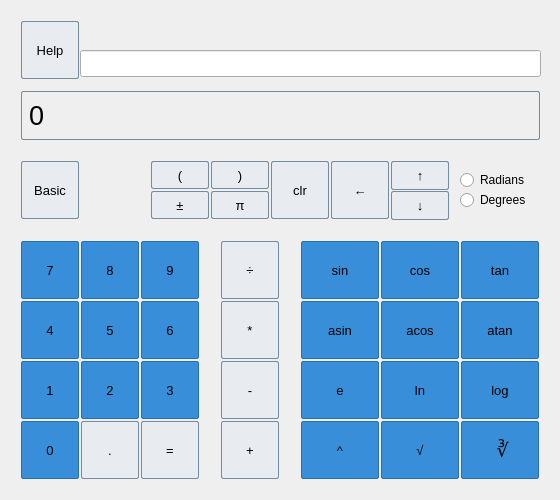
This is src/scientificwindow.ui in cs3100-team10/calc01 as Qt 5 draws it before an edit. The edited form follows.
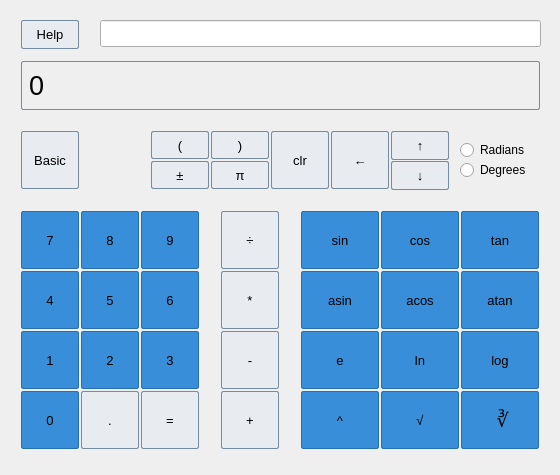
This is the edited form.

Commit message: changed size of UI for better visual format

```diff
--- a/src/scientificwindow.ui
+++ b/src/scientificwindow.ui
@@ -7,7 +7,7 @@
     <x>0</x>
     <y>0</y>
     <width>560</width>
-    <height>500</height>
+    <height>475</height>
    </rect>
   </property>
   <property name="sizePolicy">
@@ -19,13 +19,13 @@
   <property name="minimumSize">
    <size>
     <width>560</width>
-    <height>500</height>
+    <height>475</height>
    </size>
   </property>
   <property name="maximumSize">
    <size>
     <width>560</width>
-    <height>500</height>
+    <height>475</height>
    </size>
   </property>
   <property name="windowTitle">
@@ -35,7 +35,7 @@
    <property name="geometry">
     <rect>
      <x>20</x>
-     <y>300</y>
+     <y>270</y>
      <width>60</width>
      <height>60</height>
     </rect>
@@ -77,7 +77,7 @@
    <property name="geometry">
     <rect>
      <x>80</x>
-     <y>300</y>
+     <y>270</y>
      <width>60</width>
      <height>60</height>
     </rect>
@@ -119,7 +119,7 @@
    <property name="geometry">
     <rect>
      <x>80</x>
-     <y>420</y>
+     <y>390</y>
      <width>60</width>
      <height>60</height>
     </rect>
@@ -161,7 +161,7 @@
    <property name="geometry">
     <rect>
      <x>140</x>
-     <y>300</y>
+     <y>270</y>
      <width>60</width>
      <height>60</height>
     </rect>
@@ -203,7 +203,7 @@
    <property name="geometry">
     <rect>
      <x>390</x>
-     <y>160</y>
+     <y>130</y>
      <width>60</width>
      <height>31</height>
     </rect>
@@ -245,7 +245,7 @@
    <property name="geometry">
     <rect>
      <x>20</x>
-     <y>240</y>
+     <y>210</y>
      <width>60</width>
      <height>60</height>
     </rect>
@@ -287,7 +287,7 @@
    <property name="geometry">
     <rect>
      <x>220</x>
-     <y>420</y>
+     <y>390</y>
      <width>60</width>
      <height>60</height>
     </rect>
@@ -329,7 +329,7 @@
    <property name="geometry">
     <rect>
      <x>20</x>
-     <y>360</y>
+     <y>330</y>
      <width>60</width>
      <height>60</height>
     </rect>
@@ -371,7 +371,7 @@
    <property name="geometry">
     <rect>
      <x>270</x>
-     <y>160</y>
+     <y>130</y>
      <width>60</width>
      <height>60</height>
     </rect>
@@ -413,7 +413,7 @@
    <property name="geometry">
     <rect>
      <x>20</x>
-     <y>420</y>
+     <y>390</y>
      <width>60</width>
      <height>60</height>
     </rect>
@@ -455,7 +455,7 @@
    <property name="geometry">
     <rect>
      <x>80</x>
-     <y>240</y>
+     <y>210</y>
      <width>60</width>
      <height>60</height>
     </rect>
@@ -497,7 +497,7 @@
    <property name="geometry">
     <rect>
      <x>330</x>
-     <y>160</y>
+     <y>130</y>
      <width>60</width>
      <height>60</height>
     </rect>
@@ -539,7 +539,7 @@
    <property name="geometry">
     <rect>
      <x>20</x>
-     <y>160</y>
+     <y>130</y>
      <width>60</width>
      <height>60</height>
     </rect>
@@ -581,7 +581,7 @@
    <property name="geometry">
     <rect>
      <x>140</x>
-     <y>240</y>
+     <y>210</y>
      <width>60</width>
      <height>60</height>
     </rect>
@@ -623,7 +623,7 @@
    <property name="geometry">
     <rect>
      <x>140</x>
-     <y>360</y>
+     <y>330</y>
      <width>60</width>
      <height>60</height>
     </rect>
@@ -665,7 +665,7 @@
    <property name="geometry">
     <rect>
      <x>220</x>
-     <y>300</y>
+     <y>270</y>
      <width>60</width>
      <height>60</height>
     </rect>
@@ -707,7 +707,7 @@
    <property name="geometry">
     <rect>
      <x>140</x>
-     <y>420</y>
+     <y>390</y>
      <width>60</width>
      <height>60</height>
     </rect>
@@ -749,7 +749,7 @@
    <property name="geometry">
     <rect>
      <x>220</x>
-     <y>240</y>
+     <y>210</y>
      <width>60</width>
      <height>60</height>
     </rect>
@@ -791,7 +791,7 @@
    <property name="geometry">
     <rect>
      <x>80</x>
-     <y>360</y>
+     <y>330</y>
      <width>60</width>
      <height>60</height>
     </rect>
@@ -833,7 +833,7 @@
    <property name="geometry">
     <rect>
      <x>220</x>
-     <y>360</y>
+     <y>330</y>
      <width>60</width>
      <height>60</height>
     </rect>
@@ -875,7 +875,7 @@
    <property name="geometry">
     <rect>
      <x>390</x>
-     <y>190</y>
+     <y>160</y>
      <width>60</width>
      <height>31</height>
     </rect>
@@ -917,7 +917,7 @@
    <property name="geometry">
     <rect>
      <x>20</x>
-     <y>90</y>
+     <y>60</y>
      <width>521</width>
      <height>51</height>
     </rect>
@@ -950,7 +950,7 @@
    <property name="geometry">
     <rect>
      <x>300</x>
-     <y>300</y>
+     <y>270</y>
      <width>80</width>
      <height>60</height>
     </rect>
@@ -992,7 +992,7 @@
    <property name="geometry">
     <rect>
      <x>300</x>
-     <y>240</y>
+     <y>210</y>
      <width>80</width>
      <height>60</height>
     </rect>
@@ -1034,7 +1034,7 @@
    <property name="geometry">
     <rect>
      <x>460</x>
-     <y>360</y>
+     <y>330</y>
      <width>80</width>
      <height>60</height>
     </rect>
@@ -1076,7 +1076,7 @@
    <property name="geometry">
     <rect>
      <x>460</x>
-     <y>240</y>
+     <y>210</y>
      <width>80</width>
      <height>60</height>
     </rect>
@@ -1118,7 +1118,7 @@
    <property name="geometry">
     <rect>
      <x>380</x>
-     <y>360</y>
+     <y>330</y>
      <width>80</width>
      <height>60</height>
     </rect>
@@ -1160,7 +1160,7 @@
    <property name="geometry">
     <rect>
      <x>300</x>
-     <y>360</y>
+     <y>330</y>
      <width>80</width>
      <height>60</height>
     </rect>
@@ -1202,7 +1202,7 @@
    <property name="geometry">
     <rect>
      <x>380</x>
-     <y>300</y>
+     <y>270</y>
      <width>80</width>
      <height>60</height>
     </rect>
@@ -1244,7 +1244,7 @@
    <property name="geometry">
     <rect>
      <x>300</x>
-     <y>420</y>
+     <y>390</y>
      <width>80</width>
      <height>60</height>
     </rect>
@@ -1286,7 +1286,7 @@
    <property name="geometry">
     <rect>
      <x>460</x>
-     <y>300</y>
+     <y>270</y>
      <width>80</width>
      <height>60</height>
     </rect>
@@ -1328,7 +1328,7 @@
    <property name="geometry">
     <rect>
      <x>380</x>
-     <y>240</y>
+     <y>210</y>
      <width>80</width>
      <height>60</height>
     </rect>
@@ -1370,7 +1370,7 @@
    <property name="geometry">
     <rect>
      <x>460</x>
-     <y>420</y>
+     <y>390</y>
      <width>80</width>
      <height>60</height>
     </rect>
@@ -1412,7 +1412,7 @@
    <property name="geometry">
     <rect>
      <x>380</x>
-     <y>420</y>
+     <y>390</y>
      <width>80</width>
      <height>60</height>
     </rect>
@@ -1454,7 +1454,7 @@
    <property name="geometry">
     <rect>
      <x>150</x>
-     <y>160</y>
+     <y>130</y>
      <width>60</width>
      <height>30</height>
     </rect>
@@ -1496,7 +1496,7 @@
    <property name="geometry">
     <rect>
      <x>210</x>
-     <y>160</y>
+     <y>130</y>
      <width>60</width>
      <height>30</height>
     </rect>
@@ -1538,7 +1538,7 @@
    <property name="geometry">
     <rect>
      <x>210</x>
-     <y>190</y>
+     <y>160</y>
      <width>60</width>
      <height>30</height>
     </rect>
@@ -1580,7 +1580,7 @@
    <property name="geometry">
     <rect>
      <x>150</x>
-     <y>190</y>
+     <y>160</y>
      <width>60</width>
      <height>30</height>
     </rect>
@@ -1622,7 +1622,7 @@
    <property name="geometry">
     <rect>
      <x>460</x>
-     <y>170</y>
+     <y>140</y>
      <width>95</width>
      <height>20</height>
     </rect>
@@ -1635,7 +1635,7 @@
    <property name="geometry">
     <rect>
      <x>460</x>
-     <y>190</y>
+     <y>160</y>
      <width>95</width>
      <height>20</height>
     </rect>
@@ -1648,9 +1648,9 @@
    <property name="geometry">
     <rect>
      <x>20</x>
-     <y>20</y>
+     <y>19</y>
      <width>60</width>
-     <height>60</height>
+     <height>31</height>
     </rect>
    </property>
    <property name="sizePolicy">
@@ -1695,9 +1695,9 @@
   <widget class="QLineEdit" name="lineEdit">
    <property name="geometry">
     <rect>
-     <x>80</x>
-     <y>50</y>
-     <width>461</width>
+     <x>100</x>
+     <y>20</y>
+     <width>441</width>
      <height>27</height>
     </rect>
    </property>
```
The commit also changes 1 other file.
